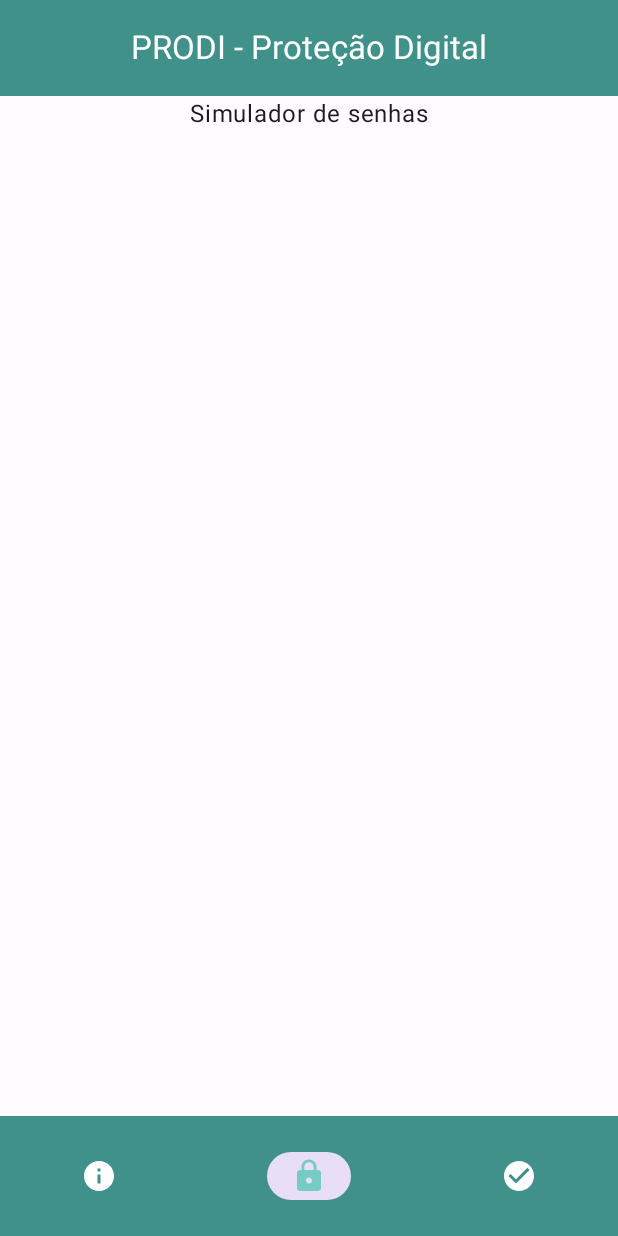
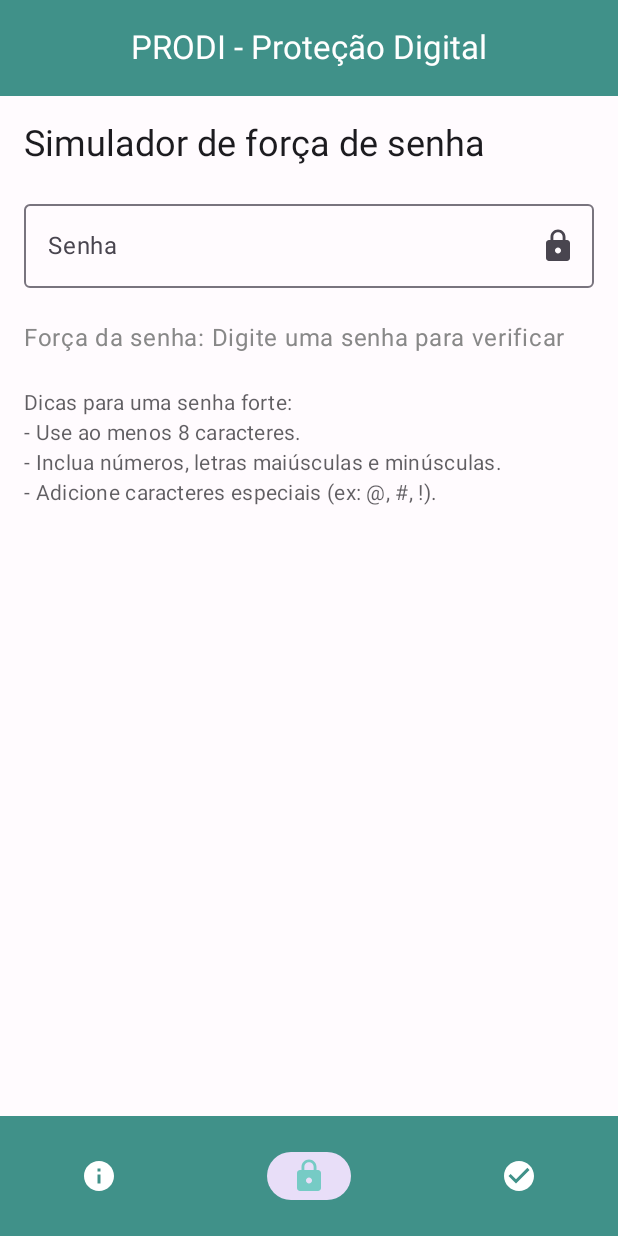
Before and after one commit to jana-dev/Prodi-Protecao-Digital, an Android app built with Jetpack Compose: the screen it shows after launch (MainActivity), item 2 of the bottom bar chosen, on a phone screen of 412 x 824 dp. Run offline under Robolectric (Android 15) with nearby library versions, the phone set to English and light mode, and no system bars.

Commit message:
Criado interface e lógica básica para tela de password

```diff
--- /dev/null
+++ b/app/src/main/java/com/janatavares/prodi/data/repository/QuizRepository.kt
@@ -0,0 +1 @@
+package com.janatavares.prodi.data.repository
--- a/app/src/main/java/com/janatavares/prodi/ui/screens/NewsScreen.kt
+++ b/app/src/main/java/com/janatavares/prodi/ui/screens/NewsScreen.kt
@@ -33,7 +33,7 @@ fun NewsScreen(){
         text = "Notícias",
         style = MaterialTheme.typography.headlineSmall,
         color = MaterialTheme.colorScheme.primary,
-        modifier = Modifier.padding(bottom = 16.dp)
+        modifier = Modifier.padding(top = 16.dp,bottom = 16.dp)
     )
 
     LazyColumn(
@@ -55,7 +55,7 @@ fun NewsCard(news: NewsItem){
             .fillMaxWidth()
             .padding(vertical = 8.dp),
         colors = CardDefaults.cardColors(
-            containerColor = Color.Gray // ou use qualquer cor que prefira para o fundo do Card
+            containerColor = MaterialTheme.colorScheme.surface// ou use qualquer cor que prefira para o fundo do Card
         )
         ){
         Row(
@@ -69,7 +69,7 @@ fun NewsCard(news: NewsItem){
                 painter = painterResource(id = R.drawable.newsimage),
                 contentDescription = "Imagem da notícia",
                 modifier = Modifier
-                    .size(200.dp)
+                    .size(150.dp)
                     .padding(end = 16.dp) // Espaço entre imagem e texto
             )
 
--- a/app/src/main/java/com/janatavares/prodi/ui/screens/PasswordSimulatorScreen.kt
+++ b/app/src/main/java/com/janatavares/prodi/ui/screens/PasswordSimulatorScreen.kt
@@ -1,12 +1,110 @@
 package com.janatavares.prodi.ui.screens
 
-import androidx.compose.material3.Text
-import androidx.compose.runtime.Composable
+import androidx.compose.foundation.layout.*
+import androidx.compose.material.icons.Icons
+import androidx.compose.material.icons.filled.Lock
+import androidx.compose.material.icons.filled.Person
+import androidx.compose.material3.*
+import androidx.compose.runtime.*
+import androidx.compose.ui.Modifier
+import androidx.compose.ui.graphics.Color
+import androidx.compose.ui.text.input.PasswordVisualTransformation
+import androidx.compose.ui.text.input.VisualTransformation
 import androidx.compose.ui.tooling.preview.Preview
+import androidx.compose.ui.unit.dp
 
 @Composable
 fun PasswordSimulatorScreen(){
-    Text(text = "Simulador de senhas")
+    var password by remember {mutableStateOf("")}
+    var passwordStrength by remember {mutableStateOf("Digite uma senha para verificar")}
+
+    Column (
+        modifier = Modifier
+            .fillMaxSize()
+            .padding(16.dp),
+        verticalArrangement = Arrangement.spacedBy(16.dp)
+    ) {
+        Text(
+            text = "Simulador de força de senha",
+            style = MaterialTheme.typography.headlineSmall
+        )
+
+        // Input de Senha
+        PasswordInput(password) { newPassword ->
+            password = newPassword
+            passwordStrength = checkPasswordStrength(password)
+
+        }
+
+        // Indicador de Força de Senha
+        PasswordStrengthIndicator(passwordStrength)
+
+        // Informativo sobre Senhas Fortes
+        PasswordTips()
+
+    }
+}
+
+@Composable
+fun PasswordInput(password: String, onPasswordChange: (String) -> Unit){
+    var isPasswordVisible by remember  { mutableStateOf(false) }
+
+    OutlinedTextField(
+        value = password,
+        onValueChange = onPasswordChange,
+        label = { Text("Senha") },
+        visualTransformation = if (isPasswordVisible) VisualTransformation.None else PasswordVisualTransformation(),
+        trailingIcon = {
+            IconButton(onClick = { isPasswordVisible = !isPasswordVisible }) {
+                Icon(
+                    imageVector = if (isPasswordVisible) Icons.Default.Person else Icons.Default.Lock,
+                    contentDescription = if (isPasswordVisible) "Esconder senha" else "Mostrar senha"
+                )
+            }
+        },
+        modifier = Modifier.fillMaxWidth()
+    )
+}
+
+// Função para verificar a força da senha
+fun checkPasswordStrength(password: String): String {
+    return when {
+        password.length < 6 -> "Muito fraca"
+        password.any { it.isDigit() } && password.any { it.isUpperCase() } &&
+                password.any { !it.isLetterOrDigit() } -> "Forte"
+        password.any { it.isDigit() || it.isUpperCase() } -> "Moderada"
+        else -> "Fraca"
+    }
+}
+
+// Indicador de força de senha
+@Composable
+fun PasswordStrengthIndicator(strength: String) {
+    Text(
+        text = "Força da senha: $strength",
+        color = when (strength) {
+            "Muito fraca" -> Color.Red
+            "Fraca" -> Color(0xFFFFA500) // Laranja
+            "Moderada" -> Color(0xFFFFD700) // Amarelo
+            "Forte" -> Color(0xFF76BC5B) // Verde
+            else -> Color.Gray
+        },
+        style = MaterialTheme.typography.bodyLarge,
+        modifier = Modifier.padding(vertical = 8.dp)
+    )
+}
+
+// Informativo sobre senhas fortes
+@Composable
+fun PasswordTips() {
+    Text(
+        text = "Dicas para uma senha forte:\n" +
+                "- Use ao menos 8 caracteres.\n" +
+                "- Inclua números, letras maiúsculas e minúsculas.\n" +
+                "- Adicione caracteres especiais (ex: @, #, !).",
+        style = MaterialTheme.typography.bodyMedium,
+        color = MaterialTheme.colorScheme.onSurface.copy(alpha = 0.7f)
+    )
 }
 
 @Preview(showBackground = true)
--- a/app/src/main/java/com/janatavares/prodi/ui/screens/QuizScreen.kt
+++ b/app/src/main/java/com/janatavares/prodi/ui/screens/QuizScreen.kt
@@ -12,5 +12,5 @@ fun QuizScreen(){
 @Preview(showBackground = true)
 @Composable
 fun QuizScreenPreview(){
-    NewsScreen()
+    QuizScreen()
 }
--- a/app/src/main/java/com/janatavares/prodi/ui/theme/Theme.kt
+++ b/app/src/main/java/com/janatavares/prodi/ui/theme/Theme.kt
@@ -24,7 +24,7 @@ private val LightColorScheme = lightColorScheme(
     tertiary = BlueWhite,
 
     background = Color(0xFFFFFBFE),
-    surface = Color(0xFFFFFBFE),
+    surface = Color(0xFFE3FFFF),
     onPrimary = Color.White,
     onSecondary = Color.White,
     onTertiary = Color.White,
```
